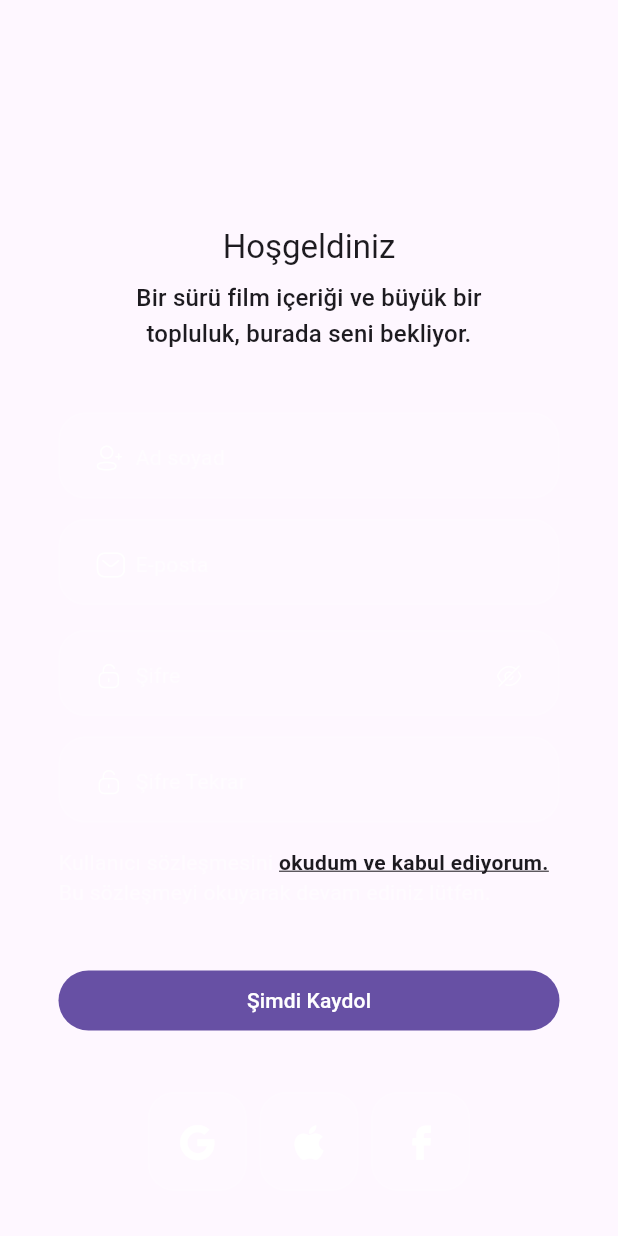
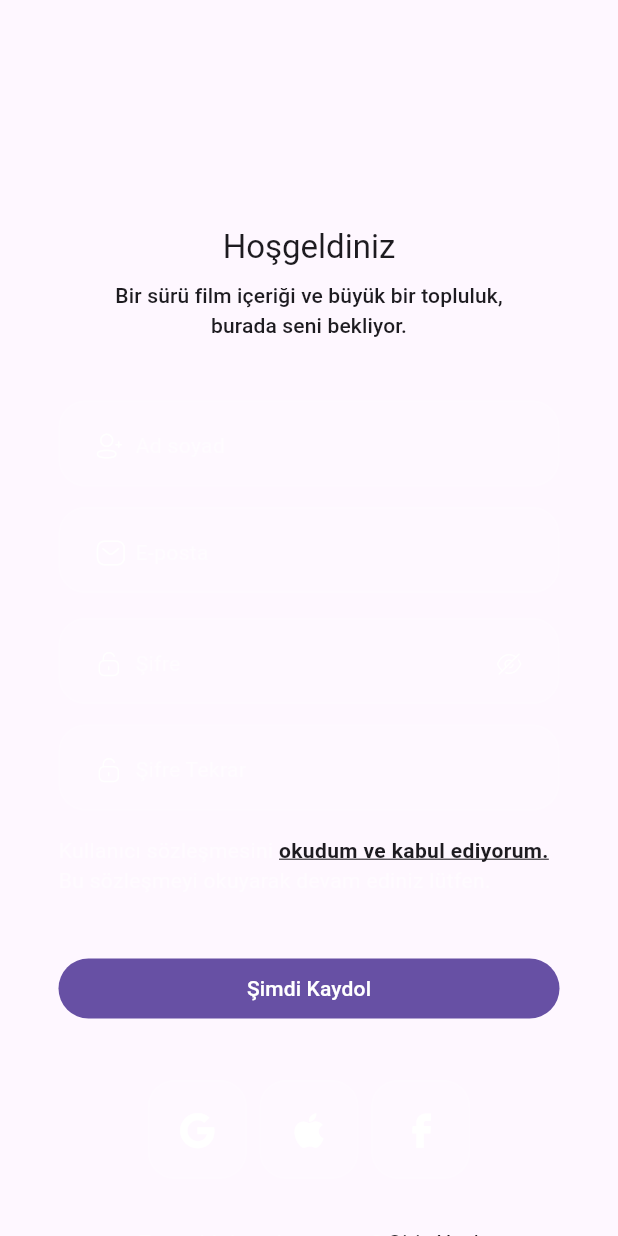
Before and after one commit to berkakkaya/nodelabs_caseapp_sinflix, a Flutter app: the screen it shows after launch, after a tap on an icon or button, on a phone screen of 412 x 824 dp. Run offline on Flutter 3.47's test engine with Material 3 defaults, Android fonts, the phone set to English and light mode, and no system bars; our stand-ins replace google_fonts.

```diff
--- a/lib/features/sign_in/view/sign_in_screen.dart
+++ b/lib/features/sign_in/view/sign_in_screen.dart
@@ -42,7 +42,7 @@ class _SignInScreenState extends State<SignInScreen> {
                         flex: 7,
                         child: Text(
                           "Filmleri kaldığınız yerden keşfetmeye devam edin.",
-                          style: textTheme.titleMedium,
+                          style: textTheme.titleSmall,
                           textAlign: TextAlign.center,
                         ),
                       ),
--- a/lib/features/sign_up/view/sign_up_screen.dart
+++ b/lib/features/sign_up/view/sign_up_screen.dart
@@ -41,7 +41,7 @@ class _SignUpScreenState extends State<SignUpScreen> {
                         flex: 7,
                         child: Text(
                           "Bir sürü film içeriği ve büyük bir topluluk, burada seni bekliyor.",
-                          style: textTheme.titleMedium,
+                          style: textTheme.titleSmall,
                           textAlign: TextAlign.center,
                         ),
                       ),
--- a/lib/main.dart
+++ b/lib/main.dart
@@ -28,6 +28,11 @@ class App extends StatelessWidget {
           ),
           titleMedium: GoogleFonts.poppins(
             color: kColorWhite,
+            fontWeight: FontWeight.w500,
+            fontSize: 15,
+          ),
+          titleSmall: GoogleFonts.poppins(
+            color: kColorWhite,
             fontWeight: FontWeight.w400,
             fontSize: 13,
           ),
```
